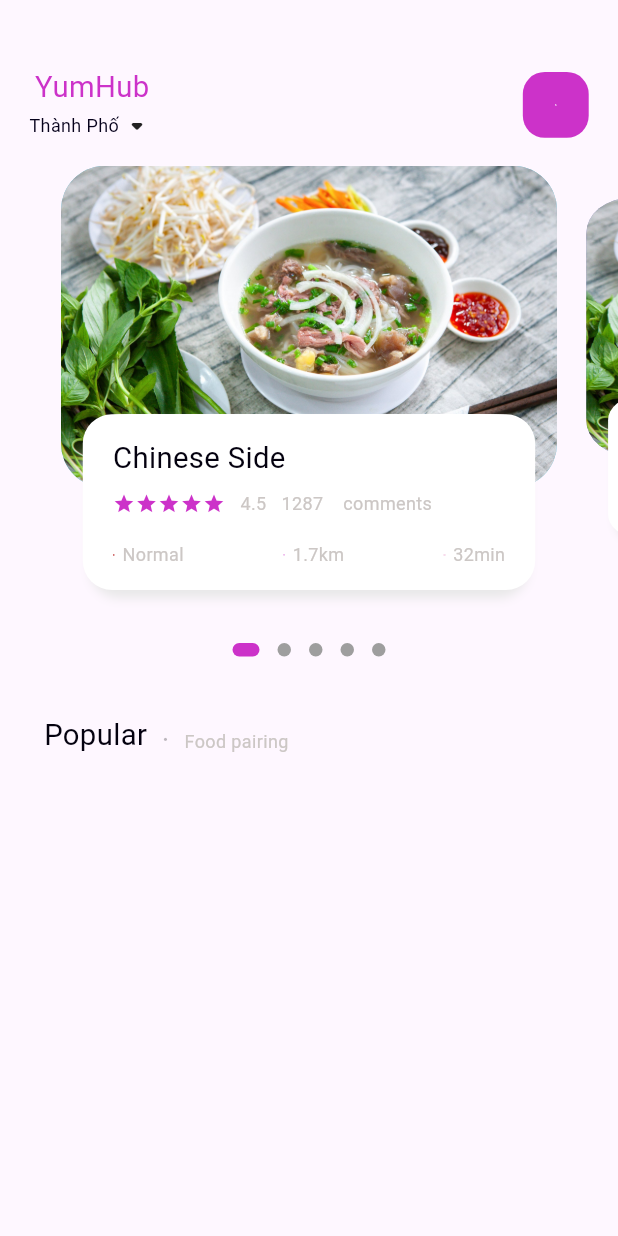
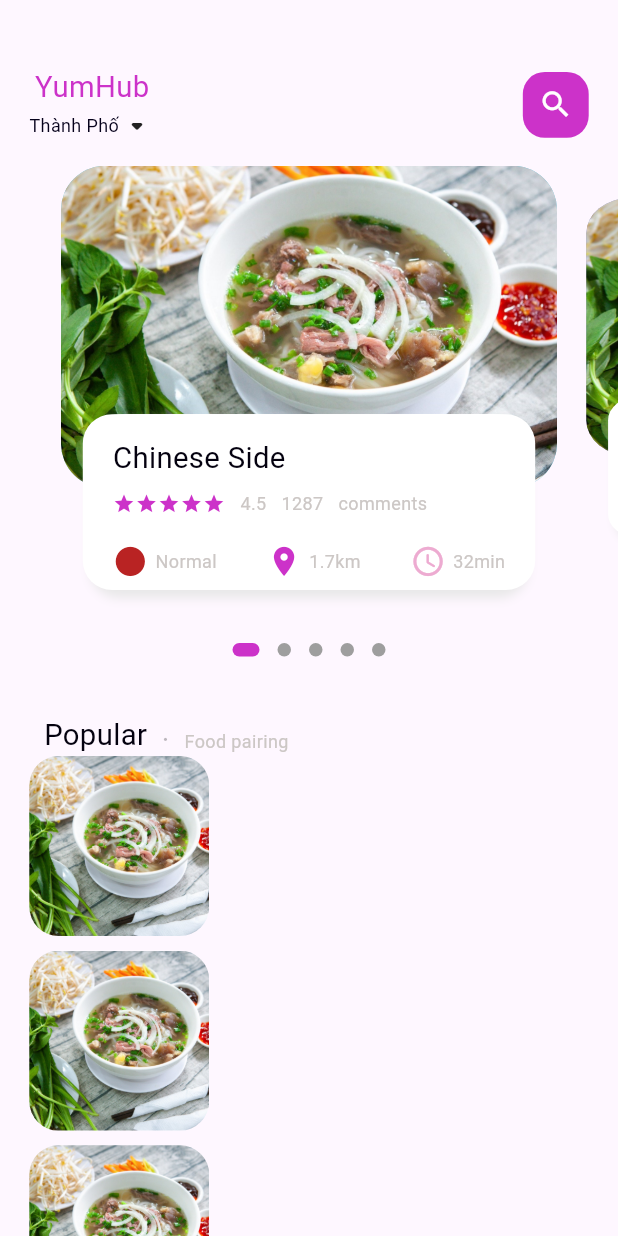
Before and after one commit to Snoww-dev/food, a Flutter app: the screen it shows after launch, on a phone screen of 412 x 824 dp. Run offline on Flutter 3.47's test engine with Material 3 defaults, Android fonts, the phone set to English and light mode, and no system bars; drawn by our look-alikes of dots_indicator; our stand-ins replace get.

Commit message:
Wroking the viewport height for ListView

```diff
--- a/food_delivery/lib/home/food_page_body.dart
+++ b/food_delivery/lib/home/food_page_body.dart
@@ -79,11 +79,40 @@ class _FoodPageBodyState extends State<FoodPageBody>{
             Container(
               margin: const EdgeInsets.only(bottom: 2),
               child: SmallText(text: "Food pairing",),
+            ),
+            ],),
+      ),
+      //List of food and images
+      Container(
+        height: 900,
+        child: ListView.builder(
+          physics: NeverScrollableScrollPhysics(),
+          //shrinkWrap: true,
+          itemCount: 10,
+          itemBuilder: (context, index){
+          return Container(
+            margin: EdgeInsets.only(left: Dimensions.width20, right: Dimensions.width20, bottom: Dimensions.height10),
+            child: Row(
+              children: [
+                Container(
+                  width: 120,
+                  height: 120,
+                  decoration: BoxDecoration(
+                    borderRadius: BorderRadius.circular(Dimensions.radius20),
+                    color: Colors.white38,
+                    image: DecorationImage(
+                      fit: BoxFit.cover,
+                      image: AssetImage(
+                        "assets/image/thucan1.jpg"
+                      )
+                    )
+                  ),
                 )
               ],
             ),
+          );
+      }),
       )
-      //
     ],
     );
   }
@@ -157,47 +186,60 @@ class _FoodPageBodyState extends State<FoodPageBody>{
 
             ),
             child: Container(
-              padding: EdgeInsets.only(top: Dimensions.height15,left: 15, right: 15),
+                padding: EdgeInsets.only(top: Dimensions.height15, left: 15, right: 15),
                 child: Column(
                   crossAxisAlignment: CrossAxisAlignment.start,
                   children: [
                     BigText(text: "Chinese Side"),
-                  SizedBox(height: Dimensions.height10,),
+                    SizedBox(height: Dimensions.height10),
                     Row(
                       children: [
                         Wrap(
-                        children: List.generate(5, (index) {return Icon(Icons.star, color:AppColors.mainColor,size: 15,);}),
+                          children: List.generate(
+                            5,
+                            (index) {
+                              return Icon(
+                                Icons.star,
+                                color: AppColors.mainColor,
+                                size: 15,
+                              );
+                            },
                           ),
-                      SizedBox(width: 10,),
+                        ),
+                        SizedBox(width: 10),
                         SmallText(text: "4.5"),
-                      SizedBox(width: 10,),
-                      SmallText(text: "1287 "),
-                      SizedBox(width: 10,),
-                      SmallText(text: "comments ")
+                        SizedBox(width: 10),
+                        SmallText(text: "1287"),
+                        SizedBox(width: 10),
+                        SmallText(text: "comments"),
                       ],
                     ),
-                  SizedBox(height: Dimensions.height20,),
+                    SizedBox(height: Dimensions.height20),
                     Row(
                       mainAxisAlignment: MainAxisAlignment.spaceBetween,
                       children: [
-                      IconAndTextWidget(icon: Icons.circle_sharp,
+                        IconAndTextWidget(
+                          icon: Icons.circle_sharp,
                           text: "Normal",
-                        iconColor: AppColors.iconColor1),
-
-                      IconAndTextWidget(icon: Icons.location_on,
+                          iconColor: AppColors.iconColor1,
+                        ),
+                        IconAndTextWidget(
+                          icon: Icons.location_on,
                           text: "1.7km",
-                        iconColor: AppColors.mainColor),
-
-                      IconAndTextWidget(icon: Icons.access_time_rounded,
+                          iconColor: AppColors.mainColor,
+                        ),
+                        IconAndTextWidget(
+                          icon: Icons.access_time_rounded,
                           text: "32min",
-                        iconColor: AppColors.iconColor2)
+                          iconColor: AppColors.iconColor2,
+                        ),
                       ],
-                  )
+                    ),
                   ],
                 ),
               ),
           ),
-          )
+          ),
       ],
     ),
     );
--- a/food_delivery/lib/home/main_food_page.dart
+++ b/food_delivery/lib/home/main_food_page.dart
@@ -51,7 +51,9 @@ class _MainFoodPageState extends State<MainFoodPage> {
                   ],),
                 )   ,
             ),
-            FoodPageBody(),  //Liên kết với file FoodPageBody   // Vẽ phần body
+            Expanded(child: SingleChildScrollView(
+              child: FoodPageBody(),  //Liên kết với file FoodPageBody   // Vẽ phần body
+            ),),
         ],
       ),
     );
--- a/food_delivery/lib/utils/dimensions.dart
+++ b/food_delivery/lib/utils/dimensions.dart
@@ -28,5 +28,5 @@ class Dimensions{
   static double radius30 = screenHeight/28.13;
 
   // incon size
-  static double iconSize24 = screenHeight/35/17;
+  static double iconSize24 = screenHeight/35.17;
 }
--- a/food_delivery/lib/widgets/icon_and_text_widget.dart
+++ b/food_delivery/lib/widgets/icon_and_text_widget.dart
@@ -18,7 +18,7 @@ class IconAndTextWidget extends StatelessWidget {
   Widget build(BuildContext context) {
     return Row(
         children: [
-          Icon( icon, color: iconColor, size: Dimensions.iconSize24),
+          Icon( icon, color: iconColor,size : Dimensions.iconSize24),
           SizedBox(width: 5,),
           SmallText(text: text, ),
         ],
```
Also changed, not shown: food_delivery/assets/image/thucan1.jpg, food_delivery/assets/image/thucan10.jpg, food_delivery/assets/image/thucan11.jpg, food_delivery/assets/image/thucan12.jpg, food_delivery/assets/image/thucan13.jpg, food_delivery/assets/image/thucan17.jpg, food_delivery/assets/image/thucan18.jpg, food_delivery/assets/image/thucan19.jpg, food_delivery/assets/image/thucan2.jpg, food_delivery/assets/image/thucan20.jpg, food_delivery/assets/image/thucan4.jpg, food_delivery/assets/image/thucan6.jpg, food_delivery/assets/image/thucan7.jpg, food_delivery/assets/image/thucan8.jpg, 1 more files. Lines whose indentation alone changed are shown as unchanged.
